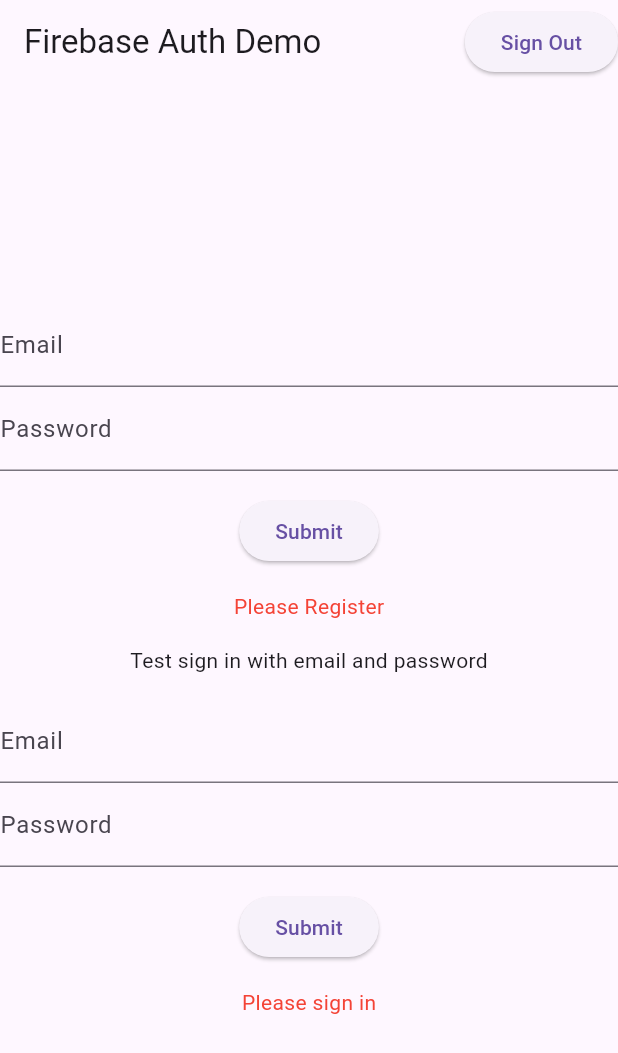
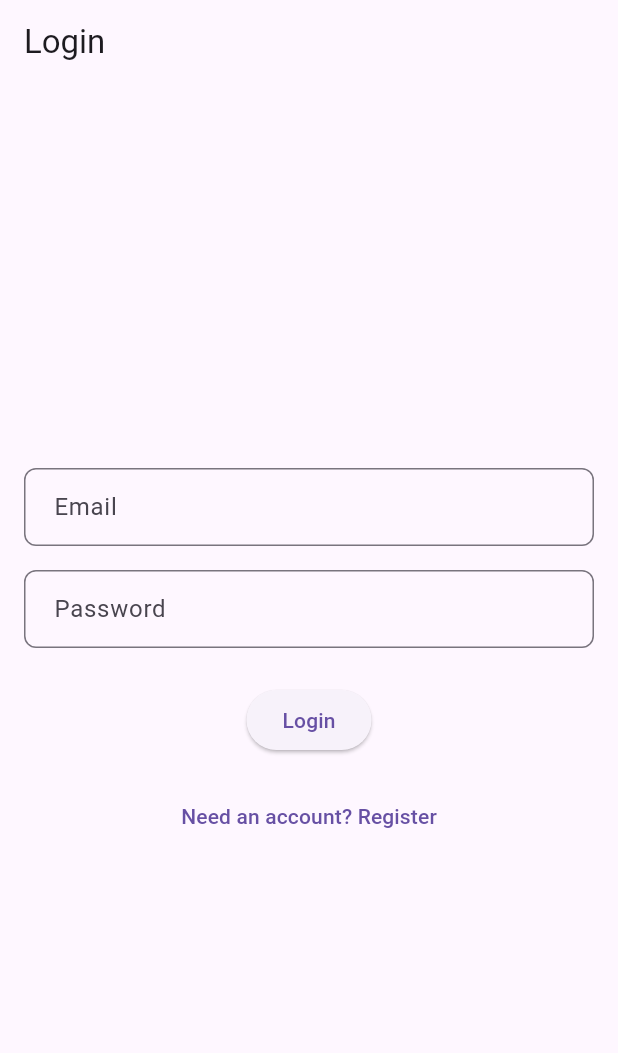
Before and after one commit to Vrutik2/Authentication-App, a Flutter app: the screen it shows after launch, on a phone screen of 412 x 824 dp. Shown: the top 1053 px of the screen. Run offline on Flutter 3.47's test engine with Material 3 defaults, Android fonts, the phone set to English and light mode, and no system bars; our stand-ins replace firebase_auth, firebase_core; accounts and stored records are empty.

Commit message:
New Code

```diff
--- a/lib/main.dart
+++ b/lib/main.dart
@@ -1,7 +1,6 @@
 import 'package:flutter/material.dart';
 import 'package:firebase_auth/firebase_auth.dart';
 import 'package:firebase_core/firebase_core.dart';
-import 'package:cloud_firestore/cloud_firestore.dart';
 import 'firebase_options.dart';
 
 void main() async {
@@ -9,67 +8,101 @@ void main() async {
   await Firebase.initializeApp(
     options: DefaultFirebaseOptions.currentPlatform,
   );
-  runApp(MyApp());
+  runApp(const MyApp());
 }
 
 class MyApp extends StatelessWidget {
+  const MyApp({super.key});
+
   @override
   Widget build(BuildContext context) {
     return MaterialApp(
       title: 'Firebase Auth Demo',
-      home: MyHomePage(title: 'Firebase Auth Demo'),
+      theme: ThemeData(
+        primarySwatch: Colors.blue,
+        inputDecorationTheme: InputDecorationTheme(
+          border: OutlineInputBorder(
+            borderRadius: BorderRadius.circular(8),
+          ),
+          contentPadding: const EdgeInsets.symmetric(horizontal: 16, vertical: 14),
+        ),
+      ),
+      home: const AuthenticationScreen(),
     );
   }
 }
 
-class MyHomePage extends StatefulWidget {
-  MyHomePage({Key? key, required this.title}) : super(key: key);
-  final String title;
+class AuthenticationScreen extends StatefulWidget {
+  const AuthenticationScreen({super.key});
 
   @override
-  _MyHomePageState createState() => _MyHomePageState();
+  State<AuthenticationScreen> createState() => _AuthenticationScreenState();
 }
 
-class _MyHomePageState extends State<MyHomePage> {
+class _AuthenticationScreenState extends State<AuthenticationScreen> {
+  bool _isLogin = true;
   final FirebaseAuth _auth = FirebaseAuth.instance;
 
-  void _signOut() async {
-    await _auth.signOut();
-    ScaffoldMessenger.of(context).showSnackBar(SnackBar(
-      content: Text('Signed out successfully'),
-    ));
+  @override
+  void initState() {
+    super.initState();
+    // Check if user is already logged in
+    _auth.authStateChanges().listen((User? user) {
+      if (user != null) {
+        Navigator.pushReplacement(
+          context,
+          MaterialPageRoute(builder: (context) => ProfileScreen()),
+        );
+      }
+    });
   }
 
   @override
   Widget build(BuildContext context) {
     return Scaffold(
       appBar: AppBar(
-        title: Text(widget.title),
-        actions: <Widget>[
-          ElevatedButton(
-            onPressed: () {
-              _signOut();
-            },
-            child: Text('Sign Out'),
+        title: Text(_isLogin ? 'Login' : 'Register'),
       ),
-        ],
-      ),
-      body: Center(
+      body: Padding(
+        padding: const EdgeInsets.all(16.0),
         child: Column(
           mainAxisAlignment: MainAxisAlignment.center,
-          children: <Widget>[
-            RegisterEmailSection(auth: _auth),
-            EmailPasswordForm(auth: _auth),
+          children: [
+            _isLogin ?
+              EmailPasswordForm(auth: _auth, onSuccess: _handleAuthSuccess) :
+              RegisterEmailSection(auth: _auth, onSuccess: _handleAuthSuccess),
+            const SizedBox(height: 16),
+            TextButton(
+              onPressed: () {
+                setState(() {
+                  _isLogin = !_isLogin;
+                });
+              },
+              child: Text(_isLogin ? 'Need an account? Register' : 'Have an account? Login'),
+            ),
           ],
         ),
       ),
     );
   }
+
+  void _handleAuthSuccess() {
+    Navigator.pushReplacement(
+      context,
+      MaterialPageRoute(builder: (context) => ProfileScreen()),
+    );
+  }
 }
 
 class RegisterEmailSection extends StatefulWidget {
-  RegisterEmailSection({Key? key, required this.auth}) : super(key: key);
+  const RegisterEmailSection({
+    Key? key,
+    required this.auth,
+    required this.onSuccess,
+  }) : super(key: key);
+
   final FirebaseAuth auth;
+  final VoidCallback onSuccess;
 
   @override
   _RegisterEmailSectionState createState() => _RegisterEmailSectionState();
@@ -79,26 +112,21 @@ class _RegisterEmailSectionState extends State<RegisterEmailSection> {
   final GlobalKey<FormState> _formKey = GlobalKey<FormState>();
   final TextEditingController _emailController = TextEditingController();
   final TextEditingController _passwordController = TextEditingController();
-  bool _success = false;
-  bool _initialState = true;
-  String? _userEmail;
+  String? _errorMessage;
 
   void _register() async {
+    if (_formKey.currentState!.validate()) {
       try {
         await widget.auth.createUserWithEmailAndPassword(
           email: _emailController.text,
           password: _passwordController.text,
         );
+        widget.onSuccess();
+      } on FirebaseAuthException catch (e) {
         setState(() {
-        _success = true;
-        _userEmail = _emailController.text;
-        _initialState = false;
+          _errorMessage = e.message;
         });
-    } catch (e) {
-      setState(() {
-        _success = false;
-        _initialState = false;
-      });
+      }
     }
   }
 
@@ -107,50 +135,48 @@ class _RegisterEmailSectionState extends State<RegisterEmailSection> {
     return Form(
       key: _formKey,
       child: Column(
-        crossAxisAlignment: CrossAxisAlignment.start,
         children: <Widget>[
           TextFormField(
             controller: _emailController,
-            decoration: InputDecoration(labelText: 'Email'),
+            decoration: const InputDecoration(labelText: 'Email'),
+            keyboardType: TextInputType.emailAddress,
             validator: (value) {
               if (value?.isEmpty ?? true) {
-                return 'Please enter some text';
+                return 'Please enter an email';
+              }
+              if (!RegExp(r'^[\w-\.]+@([\w-]+\.)+[\w-]{2,4}$').hasMatch(value!)) {
+                return 'Please enter a valid email';
               }
               return null;
             },
           ),
+          const SizedBox(height: 16),
           TextFormField(
             controller: _passwordController,
-            decoration: InputDecoration(labelText: 'Password'),
+            decoration: const InputDecoration(labelText: 'Password'),
+            obscureText: true,
             validator: (value) {
               if (value?.isEmpty ?? true) {
-                return 'Please enter some text';
+                return 'Please enter a password';
+              }
+              if (value!.length < 6) {
+                return 'Password must be at least 6 characters';
               }
               return null;
             },
           ),
-          Container(
-            padding: const EdgeInsets.symmetric(vertical: 16.0),
-            alignment: Alignment.center,
-            child: ElevatedButton(
-              onPressed: () {
-                if (_formKey.currentState!.validate()) {
-                  _register();
-                }
-              },
-              child: Text('Submit'),
+          const SizedBox(height: 24),
+          if (_errorMessage != null)
+            Padding(
+              padding: const EdgeInsets.only(bottom: 16),
+              child: Text(
+                _errorMessage!,
+                style: const TextStyle(color: Colors.red),
               ),
             ),
-          Container(
-            alignment: Alignment.center,
-            child: Text(
-              _initialState
-                  ? 'Please Register'
-                  : _success
-                      ? 'Successfully registered $_userEmail'
-                      : 'Registration failed',
-              style: TextStyle(color: _success ? Colors.green : Colors.red),
-            ),
+          ElevatedButton(
+            onPressed: _register,
+            child: const Text('Register'),
           ),
         ],
       ),
@@ -159,8 +185,14 @@ class _RegisterEmailSectionState extends State<RegisterEmailSection> {
 }
 
 class EmailPasswordForm extends StatefulWidget {
-  EmailPasswordForm({Key? key, required this.auth}) : super(key: key);
+  const EmailPasswordForm({
+    Key? key,
+    required this.auth,
+    required this.onSuccess,
+  }) : super(key: key);
+
   final FirebaseAuth auth;
+  final VoidCallback onSuccess;
 
   @override
   _EmailPasswordFormState createState() => _EmailPasswordFormState();
@@ -170,26 +202,21 @@ class _EmailPasswordFormState extends State<EmailPasswordForm> {
   final GlobalKey<FormState> _formKey = GlobalKey<FormState>();
   final TextEditingController _emailController = TextEditingController();
   final TextEditingController _passwordController = TextEditingController();
-  bool _success = false;
-  bool _initialState = true;
-  String _userEmail = '';
+  String? _errorMessage;
 
   void _signInWithEmailAndPassword() async {
+    if (_formKey.currentState!.validate()) {
       try {
         await widget.auth.signInWithEmailAndPassword(
           email: _emailController.text,
           password: _passwordController.text,
         );
+        widget.onSuccess();
+      } on FirebaseAuthException catch (e) {
         setState(() {
-        _success = true;
-        _userEmail = _emailController.text;
-        _initialState = false;
+          _errorMessage = e.message;
         });
-    } catch (e) {
-      setState(() {
-        _success = false;
-        _initialState = false;
-      });
+      }
     }
   }
 
@@ -198,59 +225,171 @@ class _EmailPasswordFormState extends State<EmailPasswordForm> {
     return Form(
       key: _formKey,
       child: Column(
-        crossAxisAlignment: CrossAxisAlignment.start,
         children: <Widget>[
-          Container(
-            child: Text('Test sign in with email and password'),
-            padding: const EdgeInsets.all(16),
-            alignment: Alignment.center,
-          ),
           TextFormField(
             controller: _emailController,
-            decoration: InputDecoration(labelText: 'Email'),
+            decoration: const InputDecoration(labelText: 'Email'),
+            keyboardType: TextInputType.emailAddress,
             validator: (value) {
               if (value?.isEmpty ?? true) {
-                return 'Please enter some text';
+                return 'Please enter an email';
+              }
+              if (!RegExp(r'^[\w-\.]+@([\w-]+\.)+[\w-]{2,4}$').hasMatch(value!)) {
+                return 'Please enter a valid email';
               }
               return null;
             },
           ),
+          const SizedBox(height: 16),
           TextFormField(
             controller: _passwordController,
-            decoration: InputDecoration(labelText: 'Password'),
+            decoration: const InputDecoration(labelText: 'Password'),
+            obscureText: true,
             validator: (value) {
               if (value?.isEmpty ?? true) {
-                return 'Please enter some text';
+                return 'Please enter a password';
               }
               return null;
             },
           ),
-          Container(
-            padding: const EdgeInsets.symmetric(vertical: 16.0),
-            alignment: Alignment.center,
-            child: ElevatedButton(
-              onPressed: () {
-                if (_formKey.currentState!.validate()) {
-                  _signInWithEmailAndPassword();
-                }
-              },
-              child: Text('Submit'),
+          const SizedBox(height: 24),
+          if (_errorMessage != null)
+            Padding(
+              padding: const EdgeInsets.only(bottom: 16),
+              child: Text(
+                _errorMessage!,
+                style: const TextStyle(color: Colors.red),
               ),
             ),
-          Container(
-            alignment: Alignment.center,
-            padding: const EdgeInsets.symmetric(horizontal: 16),
-            child: Text(
-              _initialState
-                  ? 'Please sign in'
-                  : _success
-                      ? 'Successfully signed in $_userEmail'
-                      : 'Sign in failed',
-              style: TextStyle(color: _success ? Colors.green : Colors.red),
-            ),
+          ElevatedButton(
+            onPressed: _signInWithEmailAndPassword,
+            child: const Text('Login'),
           ),
         ],
       ),
     );
   }
 }
+
+class ProfileScreen extends StatefulWidget {
+  const ProfileScreen({super.key});
+
+  @override
+  State<ProfileScreen> createState() => _ProfileScreenState();
+}
+
+class _ProfileScreenState extends State<ProfileScreen> {
+  final FirebaseAuth _auth = FirebaseAuth.instance;
+  final TextEditingController _newPasswordController = TextEditingController();
+  String? _errorMessage;
+  String? _successMessage;
+
+  Future<void> _changePassword() async {
+    if (_newPasswordController.text.length < 6) {
+      setState(() {
+        _errorMessage = 'Password must be at least 6 characters';
+        _successMessage = null;
+      });
+      return;
+    }
+
+    try {
+      await _auth.currentUser?.updatePassword(_newPasswordController.text);
+      setState(() {
+        _successMessage = 'Password updated successfully';
+        _errorMessage = null;
+        _newPasswordController.clear();
+      });
+    } on FirebaseAuthException catch (e) {
+      setState(() {
+        _errorMessage = e.message;
+        _successMessage = null;
+      });
+    }
+  }
+
+  void _signOut() async {
+    await _auth.signOut();
+    Navigator.pushReplacement(
+      context,
+      MaterialPageRoute(builder: (context) => const AuthenticationScreen()),
+    );
+  }
+
+  @override
+  Widget build(BuildContext context) {
+    final user = _auth.currentUser;
+
+    return Scaffold(
+      appBar: AppBar(
+        title: const Text('Profile'),
+        actions: [
+          IconButton(
+            icon: const Icon(Icons.logout),
+            onPressed: _signOut,
+          ),
+        ],
+      ),
+      body: Padding(
+        padding: const EdgeInsets.all(16.0),
+        child: Column(
+          crossAxisAlignment: CrossAxisAlignment.start,
+          children: [
+            Card(
+              child: Padding(
+                padding: const EdgeInsets.all(16.0),
+                child: Column(
+                  crossAxisAlignment: CrossAxisAlignment.start,
+                  children: [
+                    const Text(
+                      'User Information',
+                      style: TextStyle(
+                        fontSize: 20,
+                        fontWeight: FontWeight.bold,
+                      ),
+                    ),
+                    const SizedBox(height: 16),
+                    Text('Email: ${user?.email ?? 'No email'}'),
+                  ],
+                ),
+              ),
+            ),
+            const SizedBox(height: 24),
+            const Text(
+              'Change Password',
+              style: TextStyle(
+                fontSize: 20,
+                fontWeight: FontWeight.bold,
+              ),
+            ),
+            const SizedBox(height: 16),
+            TextFormField(
+              controller: _newPasswordController,
+              decoration: const InputDecoration(
+                labelText: 'New Password',
+                hintText: 'Enter new password',
+              ),
+              obscureText: true,
+            ),
+            const SizedBox(height: 16),
+            ElevatedButton(
+              onPressed: _changePassword,
+              child: const Text('Update Password'),
+            ),
+            const SizedBox(height: 16),
+            if (_errorMessage != null)
+              Text(
+                _errorMessage!,
+                style: const TextStyle(color: Colors.red),
+              ),
+            if (_successMessage != null)
+              Text(
+                _successMessage!,
+                style: const TextStyle(color: Colors.green),
+              ),
+          ],
+        ),
+      ),
+    );
+  }
+}
```
Lines whose indentation alone changed are shown as unchanged.
